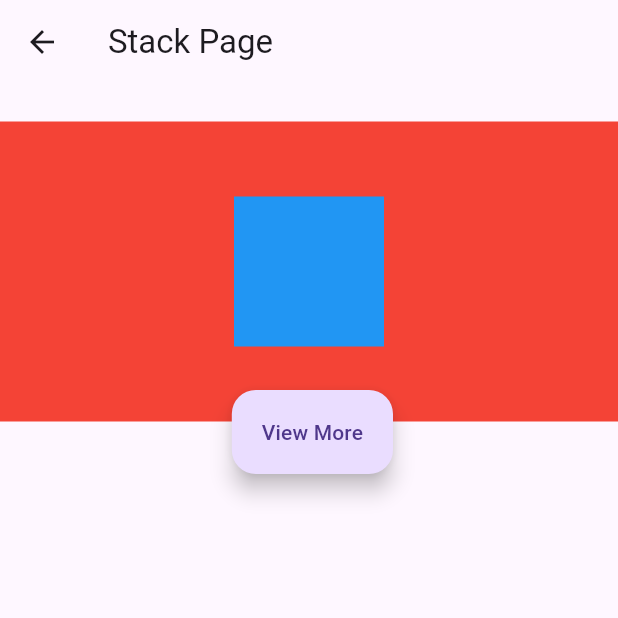
After one commit to DipakShrestha-ADS/bca_4th_flutter_2079, a Flutter app: the StackPage screen opened by its route, on a phone screen of 412 x 824 dp, the top half of it. The commit adds this screen. Run offline on Flutter 3.47's test engine with Material 3 defaults, Android fonts, the phone set to English and light mode, and no system bars.

Commit message:
stack page

```diff
--- a/lib/main.dart
+++ b/lib/main.dart
@@ -1,6 +1,7 @@
 import 'package:bca_4th_flutter_2079/dashboard.dart';
 import 'package:bca_4th_flutter_2079/first.dart';
 import 'package:bca_4th_flutter_2079/second.dart';
+import 'package:bca_4th_flutter_2079/stack_page.dart';
 import 'package:flutter/material.dart';
 
 void main() {
@@ -22,6 +23,9 @@ class Home extends StatelessWidget {
         "/dashboard": (ctx) {
           return Dashboard();
         },
+        "/stack": (ctx) {
+          return StackPage();
+        },
       },
       initialRoute: "/",
     );
--- /dev/null
+++ b/lib/stack_page.dart
@@ -0,0 +1,41 @@
+import 'package:flutter/material.dart';
+
+class StackPage extends StatelessWidget {
+  const StackPage({super.key});
+
+  @override
+  Widget build(BuildContext context) {
+    return Scaffold(
+      appBar: AppBar(
+        title: Text("Stack Page"),
+      ),
+      body: Stack(
+        clipBehavior: Clip.none,
+        alignment: Alignment.center,
+        children: [
+          SizedBox(
+            height: 250,
+          ),
+          Container(
+            width: double.infinity,
+            height: 200,
+            color: Colors.red,
+          ),
+          Positioned(
+            bottom: -10,
+            right: 150,
+            child: FloatingActionButton.extended(
+              onPressed: () {},
+              label: Text("View More"),
+            ),
+          ),
+          Container(
+            width: 100,
+            height: 100,
+            color: Colors.blue,
+          ),
+        ],
+      ),
+    );
+  }
+}
```
